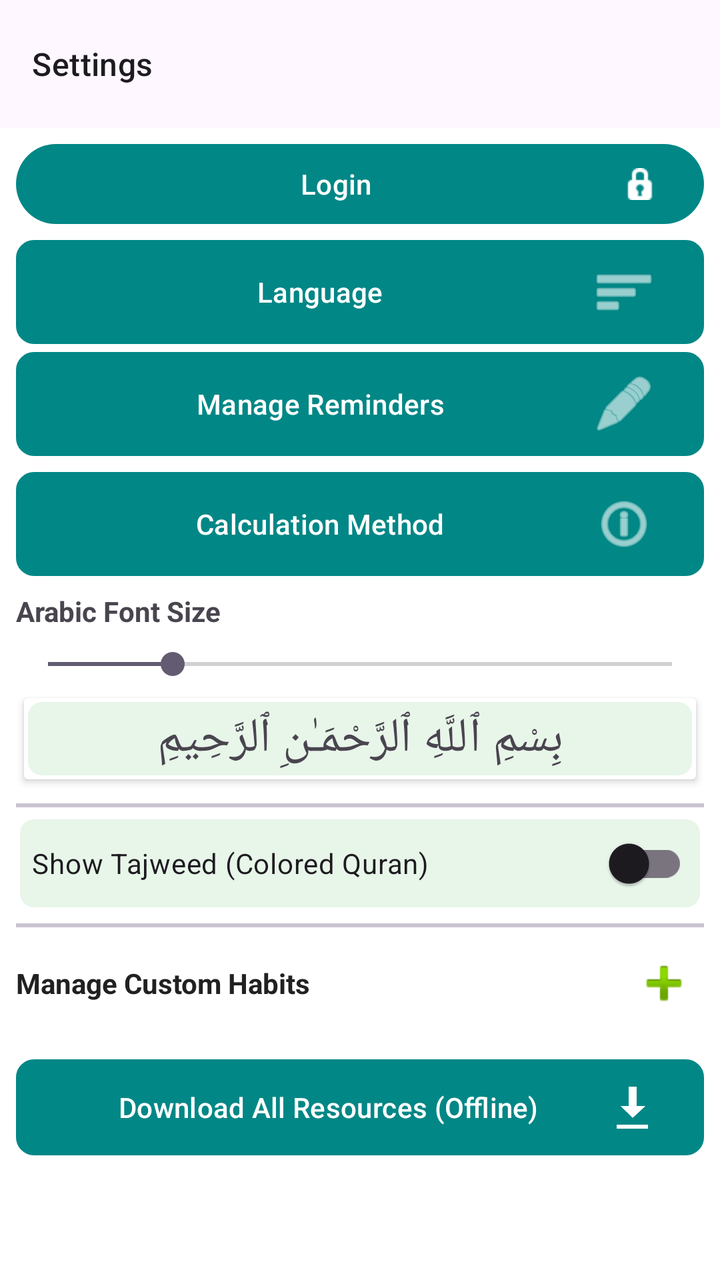
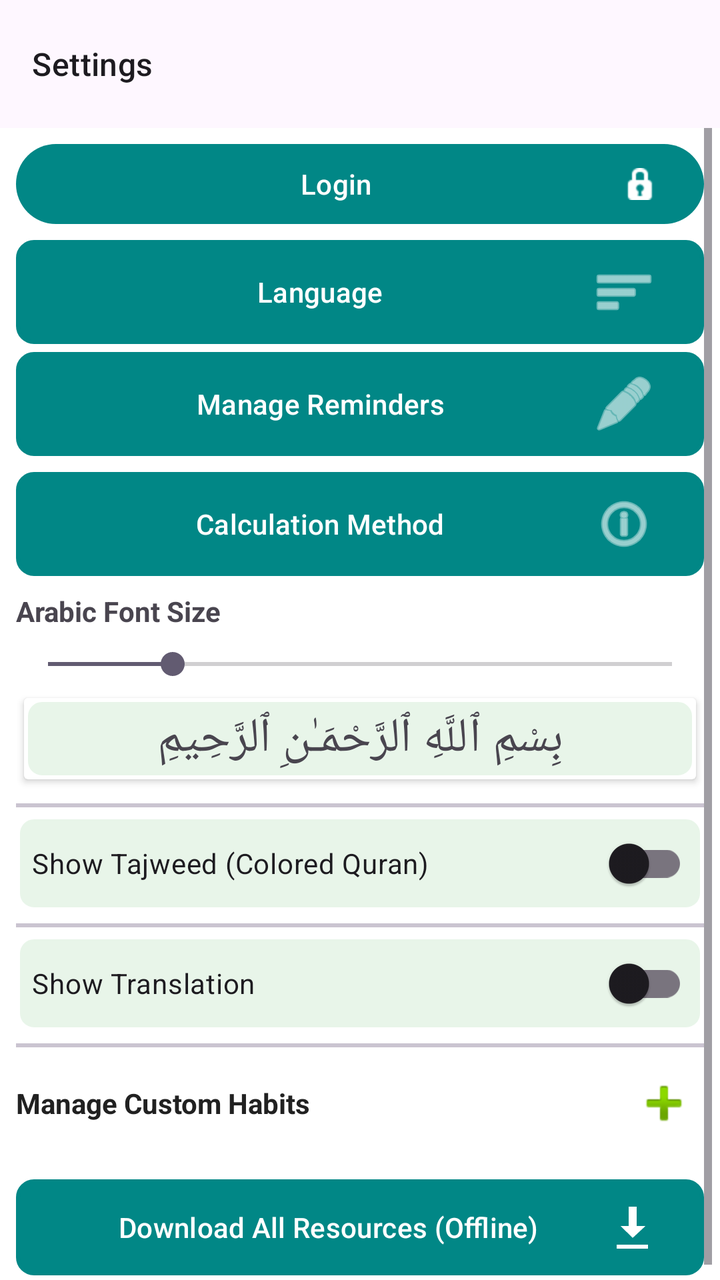

Two renders of the same Android screen: before a commit and after it. Below are the layout's source before the change and the commit's diff.
<!-- AndroidManifest.xml: application theme Theme.MoslemApp -->
<!-- res/layout/fragment_settings.xml -->
<LinearLayout xmlns:android="http://schemas.android.com/apk/res/android"
    xmlns:app="http://schemas.android.com/apk/res-auto"
    android:layout_width="match_parent"
    android:layout_height="match_parent"
    android:orientation="vertical">

    <com.google.android.material.appbar.AppBarLayout
        android:layout_width="match_parent"
        android:layout_height="wrap_content"
        app:elevation="0dp"
        app:liftOnScroll="true">

        <com.google.android.material.appbar.MaterialToolbar
            android:id="@+id/toolbarSettings"
            android:layout_width="match_parent"
            android:layout_height="?attr/actionBarSize"
            app:title="@string/settings"
            app:titleTextAppearance="@style/TextAppearance.Material3.TitleMedium" />
    </com.google.android.material.appbar.AppBarLayout>

    <ScrollView
        android:layout_width="match_parent"
        android:layout_height="0dp"
        android:layout_weight="1"
        android:layout_marginHorizontal="4dp"
        >

        <LinearLayout
            android:layout_width="match_parent"
            android:layout_height="wrap_content"
            android:orientation="vertical"
            android:padding="4dp">

        <TextView
            android:id="@+id/tvUserId"
            android:layout_width="match_parent"
            android:layout_height="wrap_content"
            android:layout_gravity="center_horizontal"
            android:text="User ID: "
            android:textSize="12sp"
            android:textColor="@color/text_secondary"
            android:layout_marginBottom="4dp"
            android:visibility="gone"
            />

        <Button
            android:id="@+id/btnLogin"
            android:layout_width="match_parent"
            android:layout_height="wrap_content"
            android:text="@string/login"
            android:textColor="@android:color/white"
            android:drawableEnd="@android:drawable/ic_secure"
            android:drawableTint="@android:color/white"
            />

        <Button
            android:id="@+id/btnLanguage"
            android:layout_width="match_parent"
            android:layout_height="wrap_content"
            android:text="@string/language"
            android:backgroundTint="@color/primary_green"
            android:textColor="@android:color/white"
            android:drawableEnd="@android:drawable/ic_menu_sort_by_size"
            android:drawableTint="@android:color/white"
            android:background="@drawable/bg_card_green"
            android:layout_marginVertical="4dp"
            />




        <Button
            android:id="@+id/btnManagePrayers"
            android:layout_width="match_parent"
            android:layout_height="wrap_content"
            android:text="@string/manage_prayer_alarms"
            android:textColor="@android:color/white"
            android:drawableEnd="@android:drawable/ic_menu_edit"
            android:drawableTint="@android:color/white"
            android:layout_marginBottom="8dp"
            android:background="@drawable/bg_card_green"
            />

        <Button
            android:id="@+id/btnCalculationMethod"
            android:layout_width="match_parent"
            android:layout_height="wrap_content"
            android:text="Calculation Method"
            android:textColor="@android:color/white"
            android:drawableEnd="@android:drawable/ic_menu_info_details"
            android:drawableTint="@android:color/white"
            android:layout_marginBottom="8dp"
            android:background="@drawable/bg_card_green"
            />


        <TextView
            android:id="@+id/labelFontSize"
            android:layout_width="wrap_content"
            android:layout_height="wrap_content"
            android:text="@string/label_font_size"
            android:textSize="14sp"
            android:textStyle="bold"
            android:layout_marginBottom="8dp" />

        <SeekBar
            android:id="@+id/seekBarFontSize"
            android:layout_width="match_parent"
            android:layout_height="wrap_content"
            android:max="30"
            android:progress="6"
            android:layout_marginBottom="4dp" />

        <androidx.cardview.widget.CardView
            android:layout_width="match_parent"
            android:layout_height="wrap_content"
            android:layout_margin="4dp"
            >
            <TextView
                android:id="@+id/tvPreview"
                android:layout_width="match_parent"
                android:layout_height="wrap_content"
                android:text="بِسْمِ ٱللَّهِ ٱلرَّحْمَـٰنِ ٱلرَّحِيمِ"
                android:textSize="24sp"
                android:padding="4dp"
                android:background="@drawable/bg_card_green"
                android:gravity="center" />
        </androidx.cardview.widget.CardView>

        <com.google.android.material.divider.MaterialDivider
            android:layout_width="match_parent"
            android:layout_height="2dp"
            android:layout_marginTop="8dp"/>

        <com.google.android.material.switchmaterial.SwitchMaterial
            android:id="@+id/switchTajweed"
            android:layout_width="match_parent"
            android:layout_height="wrap_content"
            android:text="@string/show_tajweed_colored_quran"
            android:textSize="14sp"
            android:layout_marginVertical="4dp"
            android:background="@drawable/bg_card_green"
            />

        <com.google.android.material.divider.MaterialDivider
            android:layout_width="match_parent"
            android:layout_height="2dp"
            android:layout_marginTop="2dp"/>

        
        <LinearLayout
            android:layout_width="match_parent"
            android:layout_height="wrap_content"
            android:orientation="horizontal"
            android:gravity="center_vertical"
            android:layout_marginTop="8dp"
            android:layout_marginBottom="2dp">

            <TextView
                android:layout_width="0dp"
                android:layout_height="wrap_content"
                android:layout_weight="1"
                android:text="@string/manage_custom_habits"
                android:textSize="14sp"
                android:textStyle="bold"
                android:textColor="@color/text_primary"/>

            <ImageButton
                android:id="@+id/btnSettingsAddHabit"
                android:layout_width="40dp"
                android:layout_height="40dp"
                android:src="@android:drawable/ic_input_add"
                android:background="@drawable/rounded_bottom_sheet_bg"
                android:tooltipText="Add Habit"/>
        </LinearLayout>

        <androidx.cardview.widget.CardView
            android:layout_width="match_parent"
            android:layout_height="wrap_content"
            android:layout_marginBottom="16dp"
            android:elevation="2dp">

            <LinearLayout
                android:id="@+id/llSettingsCustomHabits"
                android:layout_width="match_parent"
                android:layout_height="wrap_content"
                android:orientation="vertical"
                android:animateLayoutChanges="true">
                
            </LinearLayout>
        </androidx.cardview.widget.CardView>

        <com.google.android.material.switchmaterial.SwitchMaterial
            android:id="@+id/switchPremium"
            android:layout_width="match_parent"
            android:layout_height="24dp"
            android:text="Simulate Premium User (No Ads)"
            android:textSize="14sp"
            android:textStyle="bold"
            android:layout_marginVertical="4dp"
            android:visibility="gone"
            />

        <Button
            android:id="@+id/btnResetData"
            android:layout_width="match_parent"
            android:layout_height="wrap_content"
            android:text="Reset Data (Test Online)"
            android:backgroundTint="@color/design_default_color_error"
            android:textColor="@android:color/white"
            android:layout_marginBottom="8dp"
            android:visibility="gone"
            style="@style/Widget.Material3.Button.OutlinedButton"/>

        <Button
            android:id="@+id/btnDownloadAll"
            android:layout_width="match_parent"
            android:layout_height="wrap_content"
            android:text="@string/download_all_resources_offline"
            android:textColor="@android:color/white"
            android:drawableEnd="@android:drawable/stat_sys_download"
            android:drawableTint="@android:color/white"
            android:background="@drawable/bg_card_green"
            android:layout_marginBottom="6dp"
            />

        <Button
            android:id="@+id/btnDownloadHadith"
            android:layout_width="match_parent"
            android:layout_height="wrap_content"
            android:text="@string/download_hadith"
            android:textColor="@android:color/white"
            android:drawableEnd="@android:drawable/stat_sys_download"
            android:drawableTint="@android:color/white"
            android:background="@drawable/bg_card_green"
            android:visibility="gone"
            />


    </LinearLayout>

    </ScrollView>
</LinearLayout>
<!-- resources referenced by this layout -->
<resources>
  <color name="primary_green">#00695C</color>
  <color name="text_primary">#212121</color>
  <color name="text_secondary">#757575</color>
  <!-- drawable bg_card_green (drawable) -->
  <?xml version="1.0" encoding="utf-8"?>
  <shape xmlns:android="http://schemas.android.com/apk/res/android"
      android:shape="rectangle">
      <solid android:color="#E8F5E9" />
      <stroke
          android:width="2dp"
          android:color="#FFFFFF" />
      <corners android:radius="8dp" />
      <padding
          android:left="8dp"
          android:top="8dp"
          android:right="8dp"
          android:bottom="8dp" />
  </shape>
  <!-- drawable rounded_bottom_sheet_bg (drawable) -->
  <?xml version="1.0" encoding="utf-8"?>
  <shape xmlns:android="http://schemas.android.com/apk/res/android"
      android:shape="rectangle">
      <solid android:color="@color/white" />
      <corners
          android:topLeftRadius="16dp"
          android:topRightRadius="16dp" />
  </shape>
  <string name="download_all_resources_offline">Download All Resources (Offline)</string>
  <string name="download_hadith">Download All Hadith (Offline)</string>
  <string name="label_font_size">Arabic Font Size</string>
  <string name="language">Language</string>
  <string name="login">Login</string>
  <string name="manage_custom_habits">Manage Custom Habits</string>
  <string name="manage_prayer_alarms">Manage Reminders</string>
  <string name="settings">Settings</string>
  <string name="show_tajweed_colored_quran">Show Tajweed (Colored Quran)</string>
  <style name="Theme.MoslemApp" parent="Base.Theme.MoslemApp" />
  <color name="white">#FFFFFFFF</color>
  <style name="Base.Theme.MoslemApp" parent="Theme.Material3.DayNight.NoActionBar">
  
          <item name="colorPrimary">@color/teal_700</item>
          
          
          
          
          
          
          
          <item name="android:statusBarColor">?attr/colorPrimary</item>
          <item name="android:colorBackground">@android:color/white</item>
      </style>
  <color name="teal_700">#FF018786</color>
</resources>

<!-- the commit's change to res/layout/fragment_settings.xml (unified diff, before → after) -->
@@ -147,6 +147,21 @@
             android:layout_height="2dp"
             android:layout_marginTop="2dp"/>
 
+        <com.google.android.material.switchmaterial.SwitchMaterial
+            android:id="@+id/switchTranslation"
+            android:layout_width="match_parent"
+            android:layout_height="wrap_content"
+            android:text="@string/show_translation"
+            android:textSize="14sp"
+            android:layout_marginVertical="4dp"
+            android:background="@drawable/bg_card_green"
+            />
+
+        <com.google.android.material.divider.MaterialDivider
+            android:layout_width="match_parent"
+            android:layout_height="2dp"
+            android:layout_marginTop="2dp"/>
+
         
         <LinearLayout
             android:layout_width="match_parent"
<!-- resource entries referenced after the edit -->
@@ -36,6 +36,7 @@
   <string name="manage_prayer_alarms">Manage Reminders</string>
   <string name="settings">Settings</string>
   <string name="show_tajweed_colored_quran">Show Tajweed (Colored Quran)</string>
+  <string name="show_translation">Show Translation</string>
   <style name="Theme.MoslemApp" parent="Base.Theme.MoslemApp" />
   <color name="white">#FFFFFFFF</color>
   <style name="Base.Theme.MoslemApp" parent="Theme.Material3.DayNight.NoActionBar">
